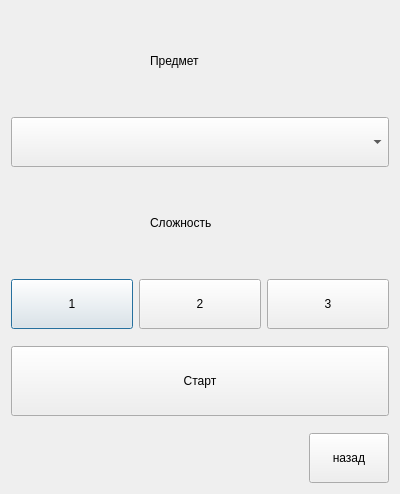
robilkot/BSUIR-hackathon-2023, file hackathon-2023/choice.ui: the form before one commit.
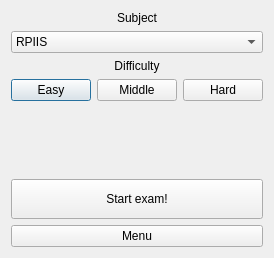
The form after the commit.

What changed in the file:
```diff
--- a/hackathon-2023/choice.ui
+++ b/hackathon-2023/choice.ui
@@ -6,109 +6,60 @@
    <rect>
     <x>0</x>
     <y>0</y>
-    <width>400</width>
-    <height>494</height>
+    <width>264</width>
+    <height>258</height>
    </rect>
   </property>
   <property name="windowTitle">
    <string>Dialog</string>
   </property>
   <layout class="QVBoxLayout" name="verticalLayout_2">
+   <property name="sizeConstraint">
+    <enum>QLayout::SetMinimumSize</enum>
+   </property>
    <item>
-    <layout class="QHBoxLayout" name="horizontalLayout_2">
-     <item>
-      <spacer name="horizontalSpacer">
-       <property name="orientation">
-        <enum>Qt::Horizontal</enum>
-       </property>
-       <property name="sizeHint" stdset="0">
-        <size>
-         <width>40</width>
-         <height>20</height>
-        </size>
-       </property>
-      </spacer>
-     </item>
-     <item>
-      <widget class="QLabel" name="label_2">
-       <property name="minimumSize">
-        <size>
-         <width>100</width>
-         <height>100</height>
-        </size>
-       </property>
-       <property name="text">
-        <string>Предмет</string>
-       </property>
-      </widget>
-     </item>
-     <item>
-      <spacer name="horizontalSpacer_2">
-       <property name="orientation">
-        <enum>Qt::Horizontal</enum>
-       </property>
-       <property name="sizeHint" stdset="0">
-        <size>
-         <width>40</width>
-         <height>20</height>
-        </size>
-       </property>
-      </spacer>
-     </item>
-    </layout>
+    <widget class="QLabel" name="label_2">
+     <property name="text">
+      <string>Subject</string>
+     </property>
+     <property name="alignment">
+      <set>Qt::AlignCenter</set>
+     </property>
+    </widget>
    </item>
    <item>
     <widget class="QComboBox" name="comboBox">
-     <property name="minimumSize">
-      <size>
-       <width>100</width>
-       <height>50</height>
-      </size>
-     </property>
+     <item>
+      <property name="text">
+       <string>RPIIS</string>
+      </property>
+     </item>
+     <item>
+      <property name="text">
+       <string>MATH</string>
+      </property>
+     </item>
+     <item>
+      <property name="text">
+       <string>HISTORY</string>
+      </property>
+     </item>
+     <item>
+      <property name="text">
+       <string>NONSPECIFIED</string>
+      </property>
+     </item>
     </widget>
    </item>
    <item>
-    <layout class="QHBoxLayout" name="horizontalLayout_3">
-     <item>
-      <spacer name="horizontalSpacer_3">
-       <property name="orientation">
-        <enum>Qt::Horizontal</enum>
-       </property>
-       <property name="sizeHint" stdset="0">
-        <size>
-         <width>40</width>
-         <height>20</height>
-        </size>
-       </property>
-      </spacer>
-     </item>
-     <item>
-      <widget class="QLabel" name="label">
-       <property name="minimumSize">
-        <size>
-         <width>100</width>
-         <height>100</height>
-        </size>
-       </property>
-       <property name="text">
-        <string>Сложность</string>
-       </property>
-      </widget>
-     </item>
-     <item>
-      <spacer name="horizontalSpacer_4">
-       <property name="orientation">
-        <enum>Qt::Horizontal</enum>
-       </property>
-       <property name="sizeHint" stdset="0">
-        <size>
-         <width>40</width>
-         <height>20</height>
-        </size>
-       </property>
-      </spacer>
-     </item>
-    </layout>
+    <widget class="QLabel" name="label">
+     <property name="text">
+      <string>Difficulty</string>
+     </property>
+     <property name="alignment">
+      <set>Qt::AlignCenter</set>
+     </property>
+    </widget>
    </item>
    <item>
     <layout class="QVBoxLayout" name="verticalLayout">
@@ -116,40 +67,22 @@
       <layout class="QHBoxLayout" name="horizontalLayout">
        <item>
         <widget class="QPushButton" name="pushButton_3">
-         <property name="minimumSize">
-          <size>
-           <width>50</width>
-           <height>50</height>
-          </size>
-         </property>
          <property name="text">
-          <string>1</string>
+          <string>Easy</string>
          </property>
         </widget>
        </item>
        <item>
         <widget class="QPushButton" name="pushButton_2">
-         <property name="minimumSize">
-          <size>
-           <width>50</width>
-           <height>50</height>
-          </size>
-         </property>
          <property name="text">
-          <string>2</string>
+          <string>Middle</string>
          </property>
         </widget>
        </item>
        <item>
         <widget class="QPushButton" name="pushButton_4">
-         <property name="minimumSize">
-          <size>
-           <width>50</width>
-           <height>50</height>
-          </size>
-         </property>
          <property name="text">
-          <string>3</string>
+          <string>Hard</string>
          </property>
         </widget>
        </item>
@@ -172,65 +105,21 @@
       <widget class="QPushButton" name="pushButton_5">
        <property name="minimumSize">
         <size>
-         <width>100</width>
-         <height>70</height>
-        </size>
-       </property>
-       <property name="text">
-        <string>Старт</string>
-       </property>
-      </widget>
-     </item>
-     <item>
-      <spacer name="verticalSpacer">
-       <property name="orientation">
-        <enum>Qt::Vertical</enum>
-       </property>
-       <property name="sizeHint" stdset="0">
-        <size>
-         <width>20</width>
+         <width>0</width>
          <height>40</height>
         </size>
        </property>
-      </spacer>
-     </item>
-    </layout>
-   </item>
-   <item>
-    <layout class="QHBoxLayout" name="horizontalLayout_5">
-     <item>
-      <spacer name="horizontalSpacer_5">
-       <property name="orientation">
-        <enum>Qt::Horizontal</enum>
+       <property name="text">
+        <string>Start exam!</string>
        </property>
-       <property name="sizeHint" stdset="0">
-        <size>
-         <width>40</width>
-         <height>20</height>
-        </size>
-       </property>
-      </spacer>
+      </widget>
      </item>
      <item>
-      <layout class="QHBoxLayout" name="horizontalLayout_6">
-       <item>
-        <layout class="QVBoxLayout" name="verticalLayout_4">
-         <item>
-          <widget class="QPushButton" name="pushButton">
-           <property name="minimumSize">
-            <size>
-             <width>50</width>
-             <height>50</height>
-            </size>
-           </property>
-           <property name="text">
-            <string>назад</string>
-           </property>
-          </widget>
-         </item>
-        </layout>
-       </item>
-      </layout>
+      <widget class="QPushButton" name="pushButton">
+       <property name="text">
+        <string>Menu</string>
+       </property>
+      </widget>
      </item>
     </layout>
    </item>
```
